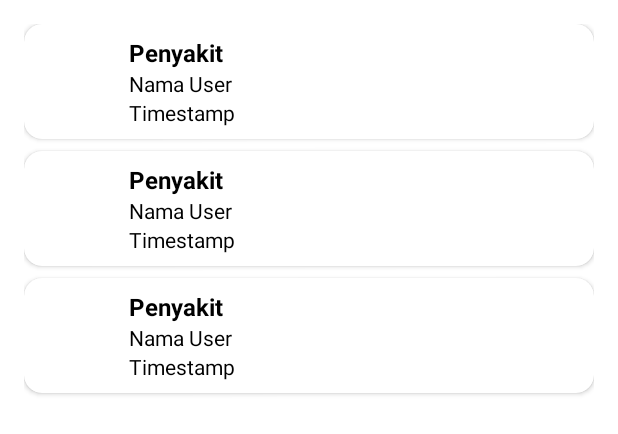
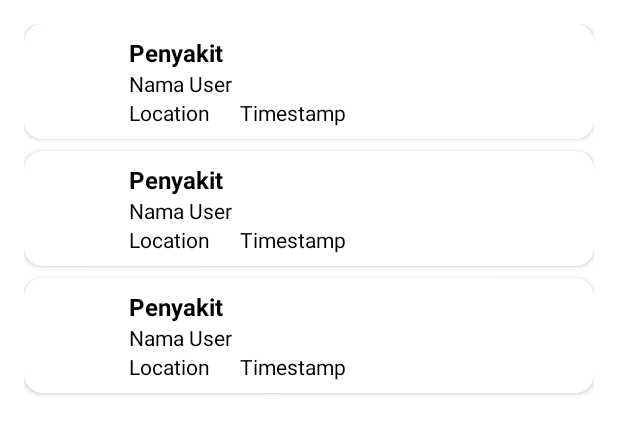
Before and after one commit to nabiilawidya/TehTeksi, an Android app: the layout activity_monitor.xml on its own in the app's theme, with its tools: preview values and no code run, on a phone screen of 412 x 824 dp. Shown: the top 434 px of the screen. Run offline under Robolectric (Android 15) with nearby library versions, the phone set to English and light mode, and no system bars; network calls fail.

Commit message:
update MonitorActivity

```diff
--- a/app/src/main/java/com/nabiilawidya/tehteksi/adapter/MonitorAdapter.kt
+++ b/app/src/main/java/com/nabiilawidya/tehteksi/adapter/MonitorAdapter.kt
@@ -27,6 +27,7 @@ class MonitorAdapter(
         b.tvHistoriPenyakit.text = "${item.label} (${String.format("%.2f", item.confidence)}%)"
         b.tvUser.text = item.userName
         b.tvTimestamp.text = item.timestamp
+        b.tvLocation.text = item.location
 
         Glide.with(holder.itemView.context)
             .load(item.imageUrl)
--- a/app/src/main/java/com/nabiilawidya/tehteksi/ui/dashboard/DashboardFragment.kt
+++ b/app/src/main/java/com/nabiilawidya/tehteksi/ui/dashboard/DashboardFragment.kt
@@ -77,7 +77,7 @@ class DashboardFragment : Fragment() {
             binding.confidenceTextView.visibility = View.VISIBLE
             binding.confidenceTextView.text = "%.2f%%".format(confidence)
 
-            if (confidence < 50f) {
+            if (confidence < 70f) {
                 binding.labelTextView.text = "Daun tidak teridentifikasi"
             } else {
                 binding.labelTextView.text = label
@@ -119,7 +119,7 @@ class DashboardFragment : Fragment() {
             }
 
             val confidence = viewModel.classificationResult.value?.second ?: 0f
-            if (confidence < 50f) {
+            if (confidence < 70f) {
                 Toast.makeText(requireContext(), "Gambar tidak bisa disimpan karena tidak teridentifikasi", Toast.LENGTH_SHORT).show()
                 return@setOnClickListener
             }
--- a/app/src/main/res/layout/item_monitor.xml
+++ b/app/src/main/res/layout/item_monitor.xml
@@ -40,12 +40,26 @@
                 android:layout_height="wrap_content"
                 android:text="Nama User"
                 android:textSize="14sp" />
-            <TextView
-                android:id="@+id/tvTimestamp"
-                android:layout_width="wrap_content"
+            <LinearLayout
+                android:layout_width="match_parent"
                 android:layout_height="wrap_content"
-                android:text="Timestamp"
-                android:textSize="14sp" />
+                android:orientation="horizontal">
+                <TextView
+                    android:id="@+id/tvLocation"
+                    android:layout_width="wrap_content"
+                    android:layout_height="wrap_content"
+                    android:text="Location"
+                    android:textSize="14sp"
+                    android:layout_marginRight="20dp"/>
+                <TextView
+                    android:id="@+id/tvTimestamp"
+                    android:layout_width="wrap_content"
+                    android:layout_height="wrap_content"
+                    android:text="Timestamp"
+                    android:textSize="14sp"
+                    />
+            </LinearLayout>
+
         </LinearLayout>
     </LinearLayout>
 </androidx.cardview.widget.CardView>
```
